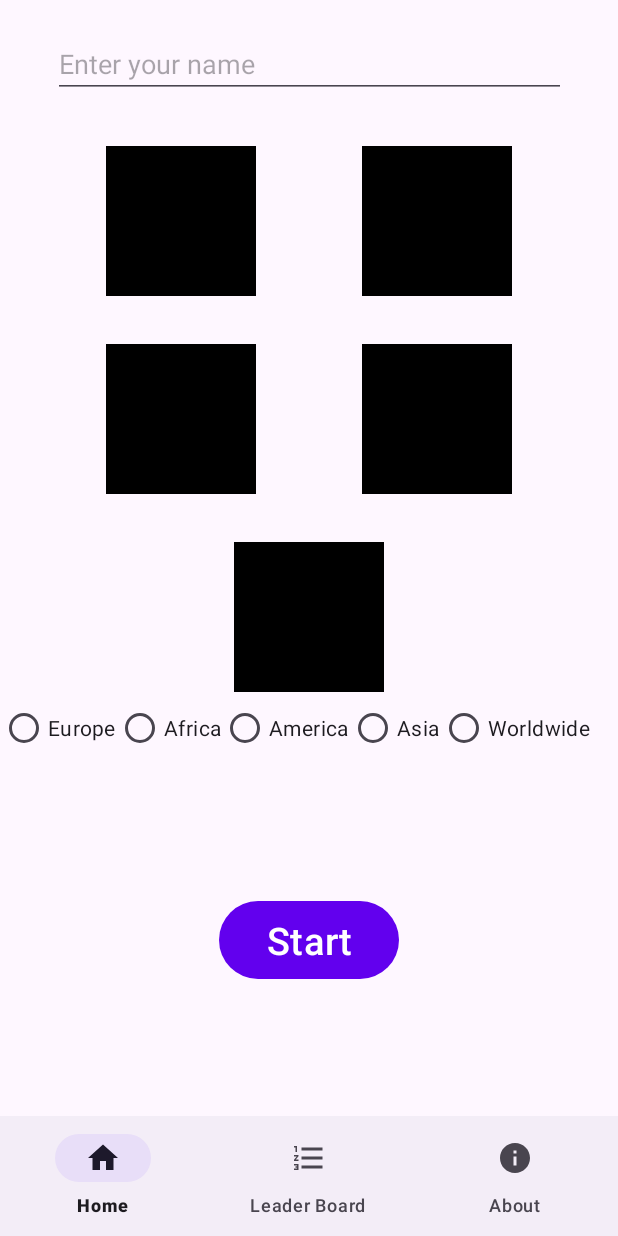
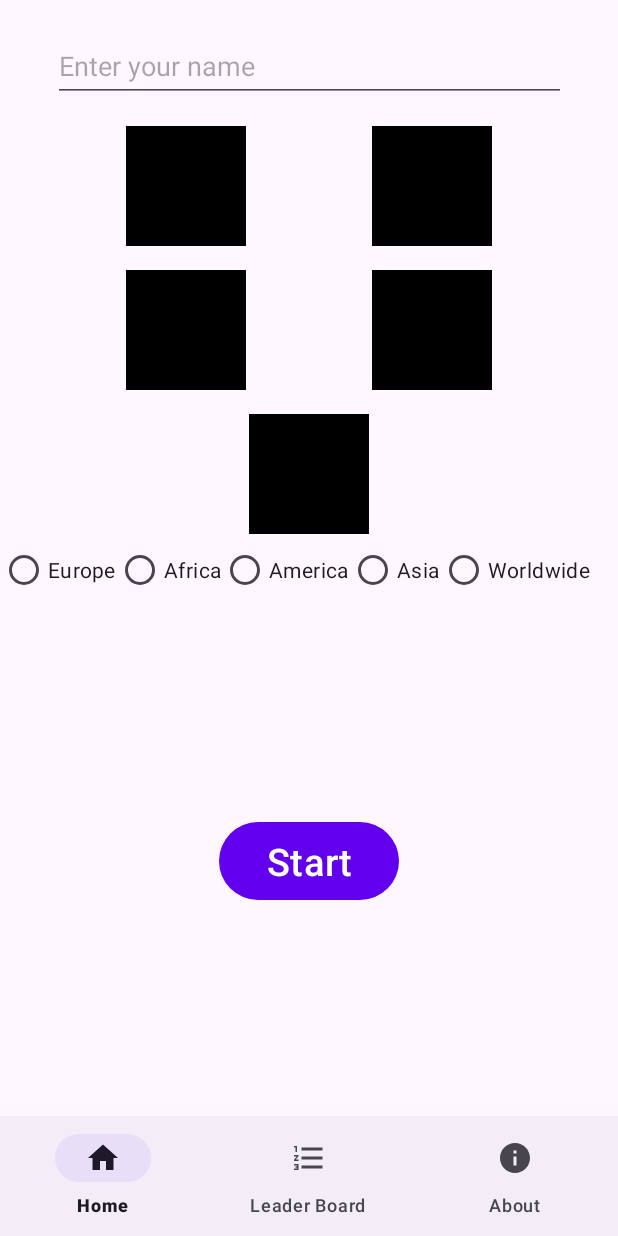
Before and after one commit to Abde-exe/GuessTheFlag, an Android app: the InfosFragment screen opened through its navigation route, on a phone screen of 412 x 824 dp. Run offline under Robolectric (Android 15) with nearby library versions, the phone set to English and light mode, and no system bars; our stand-ins replace navigation-ui.

Commit message:
Fixing layout problems

```diff
--- a/app/build.gradle
+++ b/app/build.gradle
@@ -42,6 +42,7 @@ android {
 
 dependencies {
 
+    implementation 'androidx.navigation:navigation-fragment:2.5.3'
     def nav_version = "2.5.3"
 
     implementation 'androidx.core:core-ktx:1.10.1'
--- a/app/src/main/res/layout/fragment_home.xml
+++ b/app/src/main/res/layout/fragment_home.xml
@@ -6,11 +6,12 @@
     tools:context=".HomeFragment"
     android:background="@color/teal_200"
     android:orientation="vertical"
-    android:gravity="center">
+    android:gravity="center_horizontal">
 
     <TextView
         android:layout_width="wrap_content"
         android:layout_height="wrap_content"
+        android:layout_marginTop="24dp"
         android:text="@string/guess_the_flag"
         android:textSize="26sp"
         />
--- a/app/src/main/res/layout/fragment_infos.xml
+++ b/app/src/main/res/layout/fragment_infos.xml
@@ -10,7 +10,7 @@
         android:id="@+id/editTextName"
         android:layout_marginTop="20dp"
         android:layout_width="342dp"
-        android:layout_height="wrap_content"
+        android:layout_height="48dp"
         app:layout_constraintEnd_toEndOf="parent"
         app:layout_constraintStart_toStartOf="parent"
         app:layout_constraintTop_toTopOf="parent"
@@ -23,57 +23,54 @@
 
     <View
         android:id="@+id/europe_btn"
-        android:layout_width="100dp"
-        android:layout_height="100dp"
-        android:layout_marginTop="32dp"
+        android:layout_width="80dp"
+        android:layout_height="80dp"
+        android:layout_marginTop="16dp"
         android:background="@color/black"
         app:layout_constraintEnd_toStartOf="@+id/africa_btn"
         app:layout_constraintStart_toStartOf="parent"
-        app:layout_constraintTop_toBottomOf="@id/editTextName"></View>
+        app:layout_constraintTop_toBottomOf="@id/editTextName"/>
 
     <View
         android:id="@+id/africa_btn"
-        android:layout_width="100dp"
-        android:layout_height="100dp"
-        android:layout_marginTop="32dp"
+        android:layout_width="80dp"
+        android:layout_height="80dp"
+        android:layout_marginTop="16dp"
         android:background="@color/black"
         app:layout_constraintEnd_toEndOf="parent"
         app:layout_constraintStart_toEndOf="@+id/europe_btn"
-        app:layout_constraintTop_toBottomOf="@id/editTextName"></View>
+        app:layout_constraintTop_toBottomOf="@id/editTextName"/>
 
     <View
         android:id="@+id/asia_btn"
-        android:layout_width="100dp"
-        android:layout_height="100dp"
-        android:layout_marginTop="32dp"
+        android:layout_width="80dp"
+        android:layout_height="80dp"
+        android:layout_marginTop="16dp"
         android:background="@color/black"
         app:layout_constraintEnd_toStartOf="@+id/america_btn"
         app:layout_constraintStart_toStartOf="parent"
-        app:layout_constraintTop_toBottomOf="@id/europe_btn"></View>
+        app:layout_constraintTop_toBottomOf="@id/europe_btn"/>
 
     <View
         android:id="@+id/america_btn"
-        android:layout_width="100dp"
-        android:layout_height="100dp"
-        android:layout_marginTop="32dp"
+        android:layout_width="80dp"
+        android:layout_height="80dp"
+        android:layout_marginTop="16dp"
         android:background="@color/black"
         app:layout_constraintEnd_toEndOf="parent"
         app:layout_constraintStart_toEndOf="@+id/asia_btn"
-        app:layout_constraintTop_toBottomOf="@id/africa_btn">
-
-    </View>
+        app:layout_constraintTop_toBottomOf="@id/africa_btn"/>
 
     <View
         android:id="@+id/worldwide_btn"
-        android:layout_width="100dp"
-        android:layout_height="100dp"
-        android:layout_marginTop="32dp"
+        android:layout_width="80dp"
+        android:layout_height="80dp"
+        android:layout_marginTop="16dp"
         android:background="@color/black"
         app:layout_constraintEnd_toEndOf="parent"
         app:layout_constraintStart_toStartOf="parent"
-        app:layout_constraintTop_toBottomOf="@id/asia_btn">
+        app:layout_constraintTop_toBottomOf="@id/asia_btn"/>
 
-    </View>
 
     <RadioGroup
         android:id="@+id/radioGroup"
```
Also changed, not shown: app/src/main/res/layout/fragment_game.xml (+7 -15 lines).
